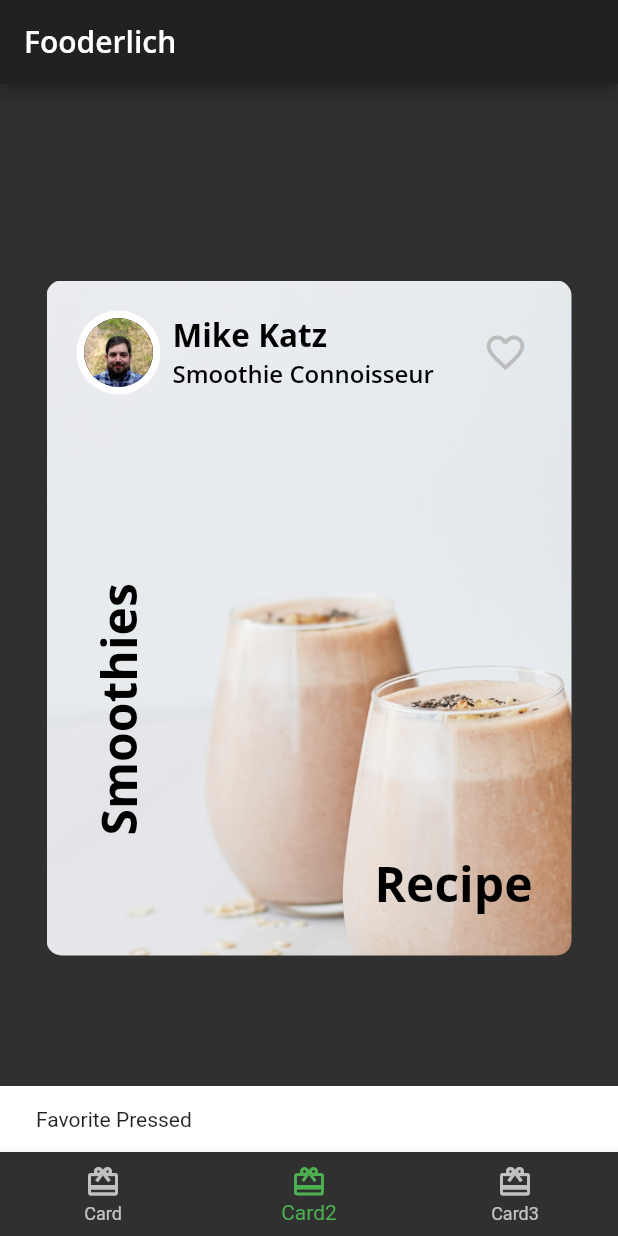
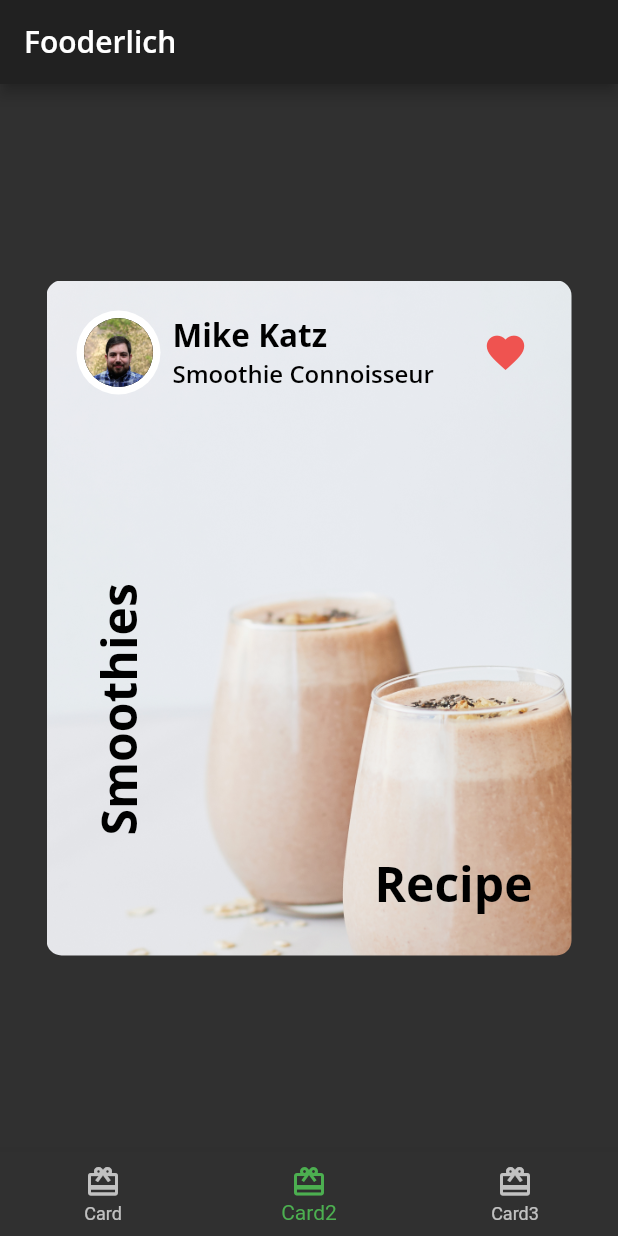
Before and after one commit to hirenvadher954/Flutter-Apprentice, a Flutter app: the screen it shows after launch, item 2 of the bottom bar chosen, after a tap on the "favorite outline" icon, on a phone screen of 412 x 824 dp. Run offline on Flutter 3.47's test engine with Material 2 defaults, Android fonts, the phone set to English and light mode, and no system bars; our stand-ins replace google_fonts.

Commit message:
Card 3 Added

```diff
--- a/fooderlich/lib/author_card.dart
+++ b/fooderlich/lib/author_card.dart
@@ -3,12 +3,11 @@ import 'package:flutter/material.dart';
 import 'circle_image.dart';
 import 'fooderlich_theme.dart';
 
-class AuthorCard extends StatelessWidget {
+class AuthorCard extends StatefulWidget {
   // 1
   final String authorName;
   final String title;
   final ImageProvider? imageProvider;
-
   const AuthorCard({
     Key? key,
     required this.authorName,
@@ -16,7 +15,13 @@ class AuthorCard extends StatelessWidget {
     this.imageProvider,
   }) : super(key: key);
 
-  // 2
+  @override
+  State<AuthorCard> createState() => _AuthorCardState();
+}
+
+class _AuthorCardState extends State<AuthorCard> {
+  bool _isFavorited = false;
+
   @override
   Widget build(BuildContext context) {
     return Container(
@@ -27,7 +32,7 @@ class AuthorCard extends StatelessWidget {
           // 1
           Row(children: [
             CircleImage(
-              imageProvider: imageProvider,
+              imageProvider: widget.imageProvider,
               imageRadius: 28,
             ),
             // 2
@@ -37,11 +42,11 @@ class AuthorCard extends StatelessWidget {
               crossAxisAlignment: CrossAxisAlignment.start,
               children: [
                 Text(
-                  authorName,
+                  widget.authorName,
                   style: FooderlichTheme.lightTextTheme.headline2,
                 ),
                 Text(
-                  title,
+                  widget.title,
                   style: FooderlichTheme.lightTextTheme.headline3,
                 )
               ],
@@ -49,13 +54,14 @@ class AuthorCard extends StatelessWidget {
           ]),
           IconButton(
             // 4
-            icon: const Icon(Icons.favorite_border),
+            icon: Icon(_isFavorited ? Icons.favorite : Icons.favorite_border),
             iconSize: 30,
-            color: Colors.grey[400],
+            color: Colors.red[400],
             // 5
             onPressed: () {
-              const snackBar = SnackBar(content: Text('Favorite Pressed'));
-              ScaffoldMessenger.of(context).showSnackBar(snackBar);
+              setState(() {
+                _isFavorited = !_isFavorited;
+              });
             },
           ),
         ],
--- a/fooderlich/lib/home.dart
+++ b/fooderlich/lib/home.dart
@@ -1,5 +1,6 @@
 import 'package:flutter/material.dart';
 import 'package:fooderlich/card2.dart';
+import 'package:fooderlich/card3.dart';
 
 import 'card1.dart';
 
@@ -15,11 +16,7 @@ class Home extends StatefulWidget {
 class _HomeState extends State<Home> {
   int _selectedIndex = 0;
 
-  static List<Widget> pages = [
-    const Card1(),
-    const Card2(),
-    Container(color: Colors.blue)
-  ];
+  static List<Widget> pages = [const Card1(), const Card2(), const Card3()];
   void _onItemTapped(int index) {
     setState(() {
       _selectedIndex = index;
```
Also changed, not shown: fooderlich/lib/card3.dart (added, +78 -0 lines).
